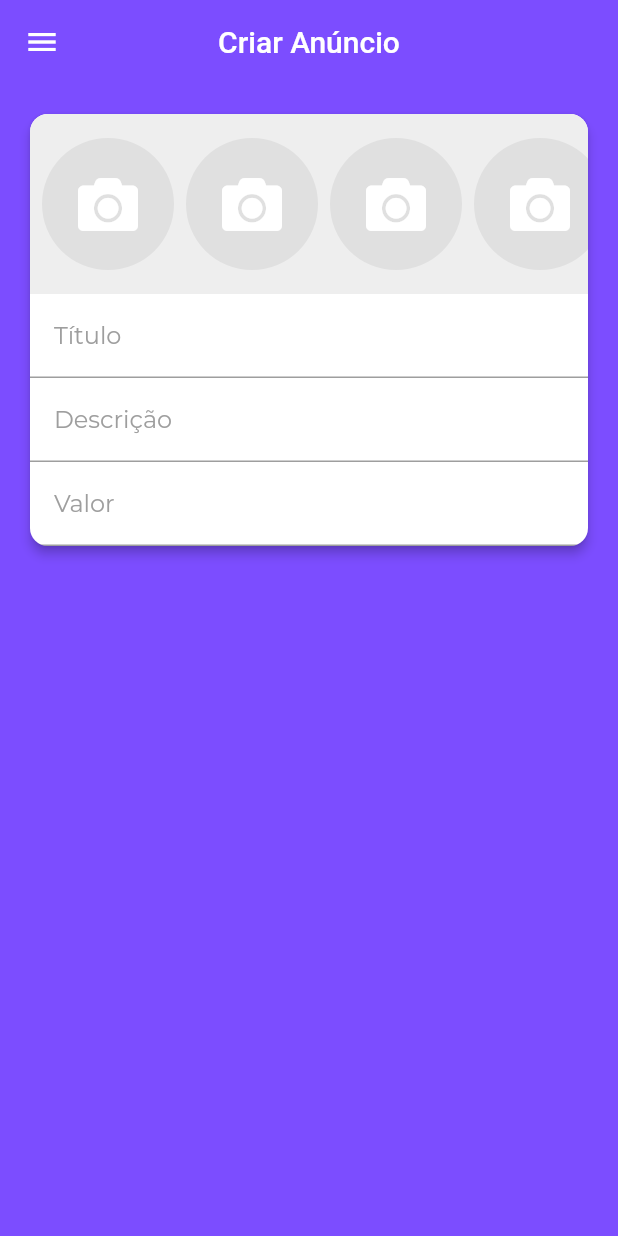
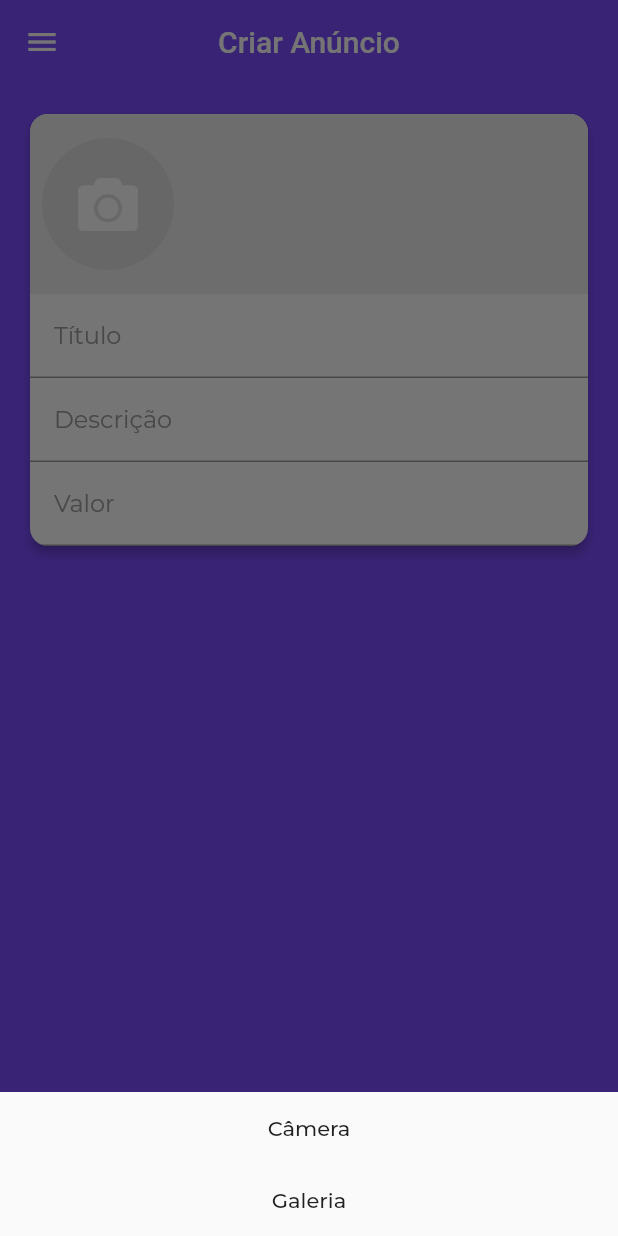
Before and after one commit to jeancabraldev/xlo, a Flutter app: the CreateAnnouncementScreen screen opened directly, after a tap on an icon or button, on a phone screen of 412 x 824 dp. Run offline on Flutter 3.47's test engine with Material 2 defaults, Android fonts, the phone set to English and light mode, and no system bars; our stand-ins replace brasil_fields, flutter_mobx, font_awesome_flutter, get_it, google_fonts, image_cropper and 3 more; accounts and stored records are empty; generated files the repository leaves out were written again; network calls fail; statements that could not run were skipped.

```diff
--- a/lib/main.dart
+++ b/lib/main.dart
@@ -1,7 +1,8 @@
 import 'package:flutter/material.dart';
 import 'package:get_it/get_it.dart';
 import 'package:google_fonts/google_fonts.dart';
-import 'package:parse_server_sdk/parse_server_sdk.dart';
+import 'package:parse_server_sdk_flutter/parse_server_sdk.dart';
+import 'package:xlo/repositories/category_repository.dart';
 import 'package:xlo/screens/base/base_screen.dart';
 import 'package:xlo/stores/page_store.dart';
 import 'package:xlo/stores/user_manager_store.dart';
@@ -28,6 +29,8 @@ Future<void> initializeParse() async {
     autoSendSessionId: true,
     debug: true,
   );
+  final categories = CategoryRepository().getList();
+  print(categories);
 }
 
 class MyApp extends StatelessWidget {
--- a/lib/repositories/user_repository.dart
+++ b/lib/repositories/user_repository.dart
@@ -1,4 +1,4 @@
-import 'package:parse_server_sdk/parse_server_sdk.dart';
+import 'package:parse_server_sdk_flutter/parse_server_sdk.dart';
 import 'package:xlo/models/user.dart';
 import 'package:xlo/repositories/parse_errors.dart';
 import 'package:xlo/repositories/table_keys.dart';
--- /dev/null
+++ b/lib/screens/announcement/components/bottom_sheet.dart
@@ -0,0 +1,19 @@
+import 'package:flutter/material.dart';
+
+class BottomSheetWidget extends StatelessWidget {
+  BottomSheetWidget({
+    this.text,
+    this.onPressed,
+  });
+
+  final String text;
+  final VoidCallback onPressed;
+
+  @override
+  Widget build(BuildContext context) {
+    return FlatButton(
+      child: Text(text),
+      onPressed: onPressed,
+    );
+  }
+}
--- /dev/null
+++ b/lib/screens/announcement/components/image_source_modal.dart
@@ -0,0 +1,95 @@
+import 'dart:io';
+
+import 'package:flutter/cupertino.dart';
+import 'package:flutter/material.dart';
+import 'package:image_cropper/image_cropper.dart';
+import 'package:image_picker/image_picker.dart';
+import 'package:xlo/screens/announcement/components/bottom_sheet.dart';
+
+class ImageSourceModal extends StatelessWidget {
+  ImageSourceModal(this.onImageSelected);
+
+  final Function(File) onImageSelected;
+
+  @override
+  Widget build(BuildContext context) {
+    if (Platform.isAndroid)
+      return BottomSheet(
+        onClosing: () {},
+        builder: (_) => Column(
+          mainAxisSize: MainAxisSize.min,
+          crossAxisAlignment: CrossAxisAlignment.stretch,
+          children: [
+            BottomSheetWidget(
+              text: 'Câmera',
+              onPressed: getFromCamera,
+            ),
+            BottomSheetWidget(
+              text: 'Galeria',
+              onPressed: getFromGallery,
+            ),
+          ],
+        ),
+      );
+    else
+      CupertinoActionSheet(
+        title: const Text('Selecionar foto para o anúncio'),
+        message: const Text('Escolha a origem da foto'),
+        cancelButton: CupertinoActionSheetAction(
+          child: Text('Cancelar'),
+          onPressed: () => Navigator.of(context).pop(),
+        ),
+        actions: [
+          CupertinoActionSheetAction(
+            child: Text('Câmera'),
+            onPressed: getFromCamera,
+          ),
+          CupertinoActionSheetAction(
+            child: Text('Galeria'),
+            onPressed: getFromGallery,
+          )
+        ],
+      );
+  }
+
+  Future<void> getFromCamera() async {
+    final pickedFile = await ImagePicker().getImage(source: ImageSource.camera);
+
+    //Verificando se a imagem e nula
+    if (pickedFile == null) return;
+
+    //Pegando o caminho do arquivo
+    imageSelected(File(pickedFile.path));
+  }
+
+  Future<void> getFromGallery() async {
+    final pickedFile =
+        await ImagePicker().getImage(source: ImageSource.gallery);
+
+    //Verificando se a imagem e nula
+    if (pickedFile == null) return;
+
+    //Pegando o caminho do arquivo
+    final image = File(pickedFile.path);
+    imageSelected(image);
+  }
+
+  Future<void> imageSelected(File image) async {
+    final cropperFile = await ImageCropper.cropImage(
+      sourcePath: image.path,
+      aspectRatio: CropAspectRatio(ratioX: 1, ratioY: 1),
+      androidUiSettings: AndroidUiSettings(
+        toolbarTitle: 'Editar Imagem',
+        toolbarColor: Colors.purple,
+        toolbarWidgetColor: Colors.white,
+      ),
+      iosUiSettings: IOSUiSettings(
+        title: 'Editar Imagem',
+        cancelButtonTitle: 'Cancelar',
+        doneButtonTitle: 'Concluir',
+      ),
+    );
+
+    if (cropperFile != null) onImageSelected(cropperFile);
+  }
+}
--- a/lib/screens/announcement/components/images_field.dart
+++ b/lib/screens/announcement/components/images_field.dart
@@ -1,24 +1,54 @@
 import 'dart:io';
 
+import 'package:flutter/cupertino.dart';
 import 'package:flutter/material.dart';
+import 'package:flutter_mobx/flutter_mobx.dart';
 import 'package:font_awesome_flutter/font_awesome_flutter.dart';
+import 'package:xlo/screens/announcement/components/image_source_modal.dart';
+import 'package:xlo/stores/create_store.dart';
+
+import 'image_dialog.dart';
 
 class ImagesField extends StatelessWidget {
+  ImagesField(this.createStore);
+
+  final CreateStore createStore;
+
   @override
   Widget build(BuildContext context) {
+    void onImageSelected(File image) {
+      //passando imagem
+      createStore.images.add(image);
+      Navigator.of(context).pop();
+    }
+
     return Container(
       color: Colors.grey[200],
       height: 120,
-      child: ListView.builder(
+      child: Observer(
+        builder: (_) {
+          return ListView.builder(
             scrollDirection: Axis.horizontal,
-        itemCount: 5,
+            itemCount: createStore.images.length < 5
+                ? createStore.images.length + 1
+                : 5,
             itemBuilder: (_, index) {
+              if (index == createStore.images.length)
                 return Padding(
                   padding: const EdgeInsets.fromLTRB(8, 8, 0, 8),
                   child: GestureDetector(
                     onTap: () {
                       if (Platform.isAndroid) {
-                } else {}
+                        showModalBottomSheet(
+                          context: context,
+                          builder: (_) => ImageSourceModal(onImageSelected),
+                        );
+                      } else {
+                        showCupertinoModalPopup(
+                          context: context,
+                          builder: (_) => ImageSourceModal(onImageSelected),
+                        );
+                      }
                     },
                     child: CircleAvatar(
                       radius: 44,
@@ -36,6 +66,32 @@ class ImagesField extends StatelessWidget {
                     ),
                   ),
                 );
+              else
+                return Padding(
+                  padding: EdgeInsets.fromLTRB(
+                    8,
+                    16,
+                    index == 4 ? 8 : 0,
+                    16,
+                  ),
+                  child: GestureDetector(
+                    onTap: () {
+                      showDialog(
+                        context: context,
+                        builder: (_) => ImageDialog(
+                          image: createStore.images[index],
+                          onDelete: () => createStore.images.removeAt(index),
+                        ),
+                      );
+                    },
+                    child: CircleAvatar(
+                      radius: 44,
+                      backgroundImage: FileImage(createStore.images[index]),
+                    ),
+                  ),
+                );
+            },
+          );
         },
       ),
     );
--- a/lib/screens/announcement/create_announcement_screen.dart
+++ b/lib/screens/announcement/create_announcement_screen.dart
@@ -4,18 +4,15 @@ import 'package:flutter/material.dart';
 import 'package:flutter/services.dart';
 import 'package:xlo/components/drawer/drawer_widget.dart';
 import 'package:xlo/screens/announcement/components/images_field.dart';
+import 'package:xlo/stores/create_store.dart';
 
 import 'components/text_form_field_announcement.dart';
 
 class CreateAnnouncementScreen extends StatelessWidget {
+  final CreateStore createStore = CreateStore();
+
   @override
   Widget build(BuildContext context) {
-    final labelStyle = TextStyle(
-      color: Colors.grey,
-      fontSize: 16,
-    );
-
-    final contentPAdding = const EdgeInsets.fromLTRB(16, 10, 12, 10);
     return Scaffold(
       drawer: DrawerWidget(),
       appBar: AppBar(
@@ -32,7 +29,7 @@ class CreateAnnouncementScreen extends StatelessWidget {
         child: Column(
           mainAxisSize: MainAxisSize.min,
           children: [
-            ImagesField(),
+            ImagesField(createStore),
             TextFormFieldAnnouncement(labelText: 'Título'),
             TextFormFieldAnnouncement(
               labelText: 'Descrição',
--- a/lib/screens/signUp/signup_screen.dart
+++ b/lib/screens/signUp/signup_screen.dart
@@ -170,7 +170,7 @@ class SignUpScreen extends StatelessWidget {
                                     AlwaysStoppedAnimation(Colors.white),
                               )
                             : Text(
-                                'ENTRAR',
+                                'Criar Conta',
                                 style: TextStyle(color: Colors.white),
                               ),
                         textColorButton: Colors.white,
--- /dev/null
+++ b/lib/stores/create_store.dart
@@ -0,0 +1,9 @@
+import 'package:mobx/mobx.dart';
+
+part 'create_store.g.dart';
+
+class CreateStore = _CreateStore with _$CreateStore;
+
+abstract class _CreateStore with Store {
+  ObservableList images = ObservableList();
+}
```
Also changed, not shown: lib/models/category.dart (added, +21 -0 lines), lib/repositories/category_repository.dart (added, +24 -0 lines), lib/repositories/table_keys.dart (+6 -1 lines), lib/screens/announcement/components/image_dialog.dart (added, +35 -0 lines), pubspec.yaml (+8 -6 lines), lib/stores/create_store.g.dart (added), pubspec.lock, 1 other file. Lines whose indentation alone changed are shown as unchanged.
